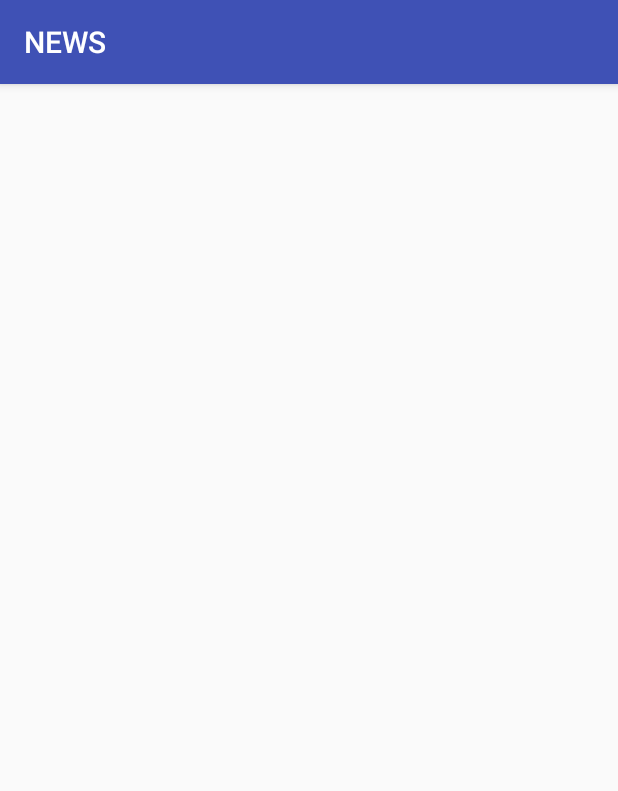
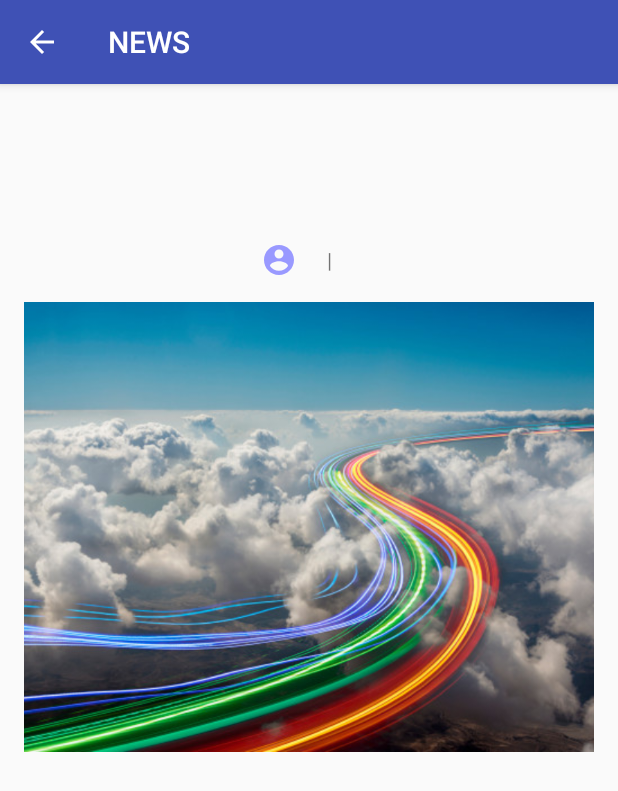
Before and after one commit to rizqiaryansa/intern-news, an Android app: the DetailActivity screen opened directly, with no data from a screen before it, on a phone screen of 412 x 824 dp. Shown: the top 791 px of the screen. Run offline under Robolectric (Android 15) with nearby library versions, the phone set to English and light mode, and no system bars; pictures from the network do not load.

Commit message:
detail finisih

```diff
--- a/app/src/main/AndroidManifest.xml
+++ b/app/src/main/AndroidManifest.xml
@@ -18,7 +18,8 @@
                 <category android:name="android.intent.category.LAUNCHER" />
             </intent-filter>
         </activity>
-        <activity android:name=".DetailActivity"></activity>
+        <activity android:name=".DetailActivity"
+            android:parentActivityName=".MainActivity"></activity>
     </application>
 
 </manifest>
--- a/app/src/main/java/com/rizqiaryansa/internnews/DetailActivity.kt
+++ b/app/src/main/java/com/rizqiaryansa/internnews/DetailActivity.kt
@@ -2,11 +2,45 @@ package com.rizqiaryansa.internnews
 
 import android.support.v7.app.AppCompatActivity
 import android.os.Bundle
+import android.widget.ImageView
+import com.bumptech.glide.Glide
+import kotlinx.android.synthetic.main.activity_detail.*
+import kotlinx.android.synthetic.main.item_headline_news.*
 
 class DetailActivity : AppCompatActivity() {
+
+    companion object {
+        val titleNews = "titleNews"
+        val sourceNews = "sourceNews"
+        val authorNews = "authorNews"
+        val timeNews = "timeNews"
+        val descNews = "descNews"
+        val imgNews = "imgNews"
+    }
 
     override fun onCreate(savedInstanceState: Bundle?) {
         super.onCreate(savedInstanceState)
         setContentView(R.layout.activity_detail)
+
+        if(intent.extras != null) {
+            val title = intent.getStringExtra(titleNews)
+            val source = intent.getStringExtra(sourceNews)
+            val author = intent.getStringExtra(authorNews)
+            val time = intent.getStringExtra(timeNews)
+            val desc = intent.getStringExtra(descNews)
+            val img = intent.getStringExtra(imgNews)
+
+            supportActionBar?.title = "TechCrunch"
+
+            tv_source.text = source
+            tv_title.text = title
+            tv_author.text = author
+            tv_time_publisher.text = time
+            tv_description.text = desc
+
+            Glide.with(this)
+                    .load(img)
+                    .into(ivNewsDetail)
+        }
     }
 }
--- a/app/src/main/java/com/rizqiaryansa/internnews/adapter/RecentNewsAdapter.java
+++ /dev/null
@@ -1,4 +0,0 @@
-package com.rizqiaryansa.internnews.adapter;
-
-public class RecentNewsAdapter {
-}
--- a/app/src/main/res/layout/activity_detail.xml
+++ b/app/src/main/res/layout/activity_detail.xml
@@ -1,9 +1,100 @@
 <?xml version="1.0" encoding="utf-8"?>
-<android.support.constraint.ConstraintLayout xmlns:android="http://schemas.android.com/apk/res/android"
+<ScrollView xmlns:android="http://schemas.android.com/apk/res/android"
     xmlns:app="http://schemas.android.com/apk/res-auto"
     xmlns:tools="http://schemas.android.com/tools"
     android:layout_width="match_parent"
     android:layout_height="match_parent"
+    android:fillViewport="true"
     tools:context=".DetailActivity">
 
-</android.support.constraint.ConstraintLayout>
+    <LinearLayout
+        android:layout_width="match_parent"
+        android:layout_height="wrap_content"
+        android:layout_margin="@dimen/activity_vertical_margin"
+        android:orientation="vertical">
+
+        <TextView
+            android:id="@+id/tv_source"
+            android:layout_width="wrap_content"
+            android:layout_height="wrap_content"
+            android:layout_gravity="center_horizontal"
+            android:layout_marginBottom="@dimen/activity_vertical_margin"
+            android:textColor="#7F7FFF"
+            android:textSize="18sp"
+            android:textStyle="bold"
+            tools:text="Techcrunch | Technology" />
+
+        <TextView
+            android:id="@+id/tv_title"
+            android:layout_width="wrap_content"
+            android:layout_height="wrap_content"
+            android:gravity="left"
+            android:textColor="@android:color/black"
+            android:textSize="24sp"
+            tools:text="@string/example_title_headline" />
+
+
+        <LinearLayout
+            android:layout_width="wrap_content"
+            android:layout_height="wrap_content"
+            android:layout_gravity="center_horizontal"
+            android:orientation="horizontal">
+
+            <TextView
+                android:id="@+id/tv_author"
+                android:layout_width="wrap_content"
+                android:layout_height="wrap_content"
+                android:layout_marginTop="@dimen/activity_vertical_margin"
+                android:drawablePadding="4dp"
+                android:drawableStart="@drawable/ic_account_circle"
+                android:gravity="center_horizontal"
+                android:textSize="16sp"
+                android:textStyle="bold"
+                tools:text="@string/example_author_headline" />
+
+            <TextView
+                android:layout_width="wrap_content"
+                android:layout_height="wrap_content"
+                android:layout_marginLeft="@dimen/activity_vertical_margin"
+                android:layout_marginRight="@dimen/activity_vertical_margin"
+                android:layout_marginTop="@dimen/activity_vertical_margin"
+                android:text="|" />
+
+            <TextView
+                android:id="@+id/tv_time_publisher"
+                android:layout_width="wrap_content"
+                android:layout_height="wrap_content"
+                android:layout_marginTop="@dimen/activity_vertical_margin"
+                android:textColor="#b2b2b2"
+                android:textSize="16sp"
+                android:textStyle="bold"
+                tools:text="2018-7-7" />
+
+        </LinearLayout>
+
+        <ImageView
+            android:id="@+id/ivNewsDetail"
+            android:layout_width="wrap_content"
+            android:layout_height="300dp"
+            android:layout_marginTop="@dimen/activity_vertical_margin"
+            android:scaleType="centerCrop"
+            android:src="@drawable/gettyimages" />
+
+        <android.support.v7.widget.CardView
+            android:layout_width="wrap_content"
+            android:layout_height="wrap_content"
+            android:layout_marginTop="@dimen/activity_vertical_margin">
+
+            <TextView
+                android:id="@+id/tv_description"
+                android:layout_width="wrap_content"
+                android:layout_height="wrap_content"
+                android:textColor="@color/color_title_recent"
+                android:textSize="18sp"
+                tools:text="Spidermana lalalallalalala" />
+
+        </android.support.v7.widget.CardView>
+
+    </LinearLayout>
+
+</ScrollView>
```
Also changed, not shown: app/src/main/java/com/rizqiaryansa/internnews/adapter/HeadlineNewsAdapter.java (deleted, +0 -63 lines), app/src/main/java/com/rizqiaryansa/internnews/adapter/HeadlineNewsAdapterKt.kt (+19 -5 lines), app/src/main/java/com/rizqiaryansa/internnews/adapter/RecentNewsAdapterKt.kt (+24 -5 lines).
